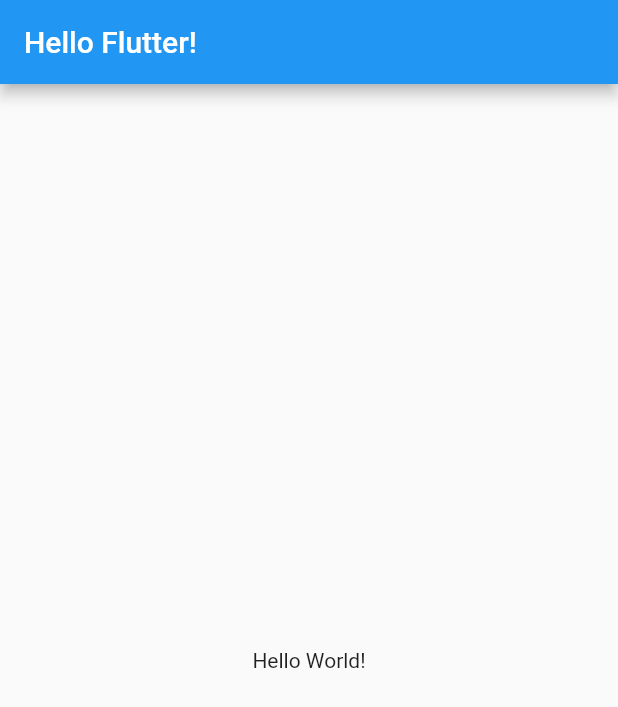
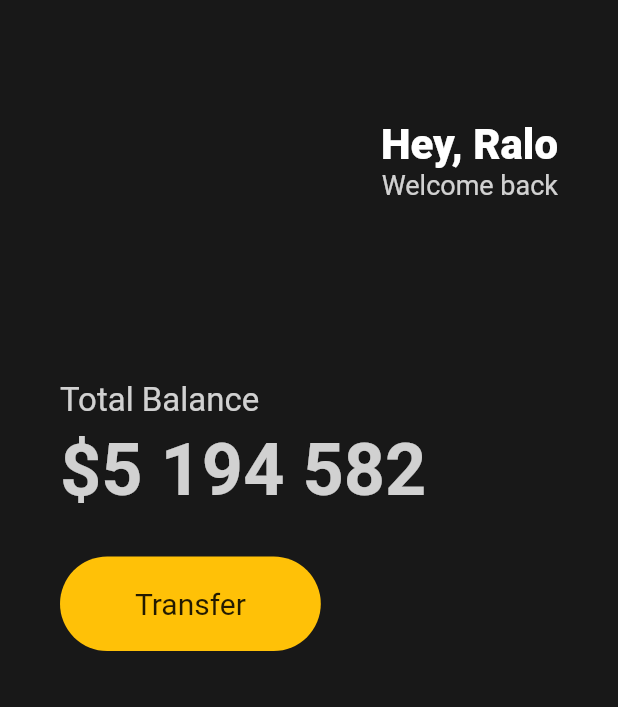
Before and after one commit to ralo-med/toonflix, a Flutter app: the screen it shows after launch, on a phone screen of 412 x 824 dp. Shown: the top 707 px of the screen. Run offline on Flutter 3.47's test engine with Material 2 defaults, Android fonts, the phone set to English and light mode, and no system bars.

Commit message:
#3.2 Buttons Section

```diff
--- a/lib/main.dart
+++ b/lib/main.dart
@@ -8,14 +8,86 @@ class App extends StatelessWidget {
   @override
   Widget build(BuildContext context) {
     return MaterialApp(
-      home: Scaffold(
-        appBar: AppBar(
-          title: Text('Hello Flutter!'),
-        ),
-        body: Center(
-          child: Text("Hello World!"),
-        ),
-      ),
-    );
+        home: Scaffold(
+            backgroundColor: Color(0xFF181818),
+            body: Padding(
+                padding: EdgeInsets.symmetric(horizontal: 40),
+                child: Column(
+                  crossAxisAlignment: CrossAxisAlignment.start,
+                  children: [
+                    SizedBox(
+                      height: 80,
+                    ),
+                    Row(
+                      mainAxisAlignment: MainAxisAlignment.end,
+                      children: [
+                        Column(
+                          crossAxisAlignment: CrossAxisAlignment.end,
+                          children: [
+                            Text(
+                              'Hey, Ralo',
+                              style: TextStyle(
+                                color: Colors.white,
+                                fontSize: 28,
+                                fontWeight: FontWeight.w800,
+                              ),
+                            ),
+                            Text(
+                              'Welcome back',
+                              style: TextStyle(
+                                color: Colors.white.withOpacity(0.8),
+                                fontSize: 18,
+                              ),
+                            ),
+                          ],
+                        )
+                      ],
+                    ),
+                    SizedBox(
+                      height: 120,
+                    ),
+                    Text(
+                      'Total Balance',
+                      style: TextStyle(
+                        fontSize: 22,
+                        color: Colors.white.withOpacity(0.8),
+                      ),
+                    ),
+                    SizedBox(
+                      height: 5,
+                    ),
+                    Text(
+                      '\$5 194 582',
+                      style: TextStyle(
+                        fontSize: 48,
+                        fontWeight: FontWeight.w600,
+                        color: Colors.white.withOpacity(0.8),
+                      ),
+                    ),
+                    SizedBox(
+                      height: 30,
+                    ),
+                    Row(
+                      children: [
+                        Container(
+                            decoration: BoxDecoration(
+                                color: Colors.amber,
+                                borderRadius: BorderRadius.circular(45)),
+                            child: Padding(
+                              padding: EdgeInsets.symmetric(
+                                vertical: 20,
+                                horizontal: 50,
+                              ),
+                              child: Text(
+                                'Transfer',
+                                style: TextStyle(
+                                  fontSize: 20,
+                                ),
+                              ),
+                            ))
+                      ],
+                    )
+                  ],
+                ))));
   }
 }
```
